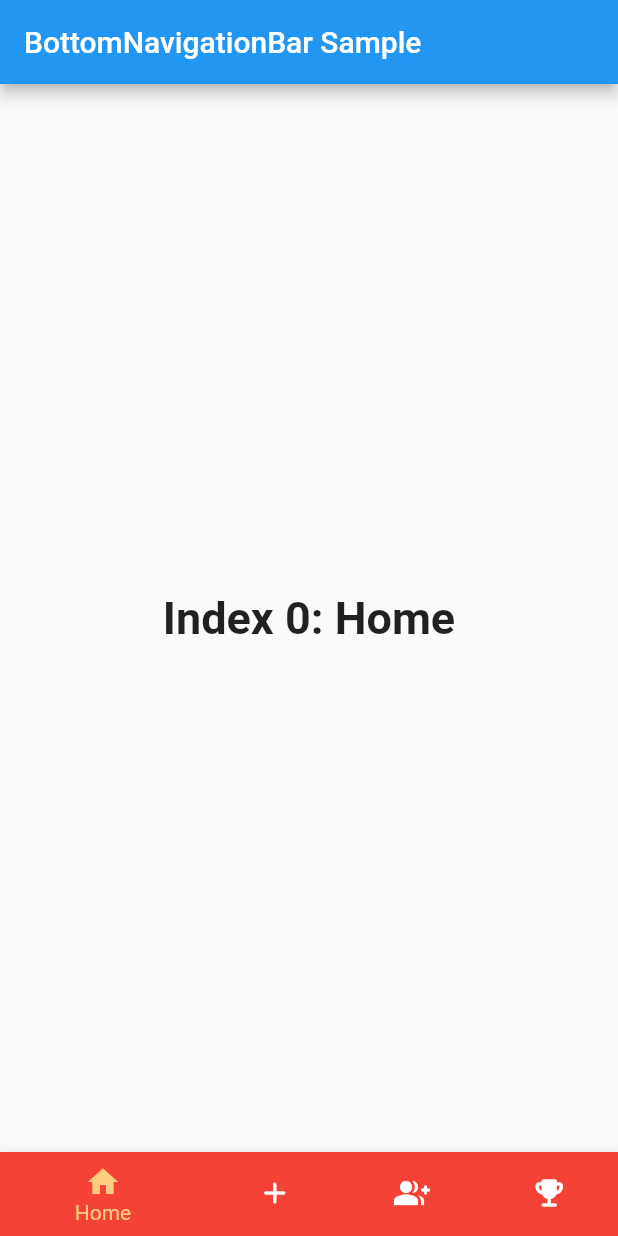
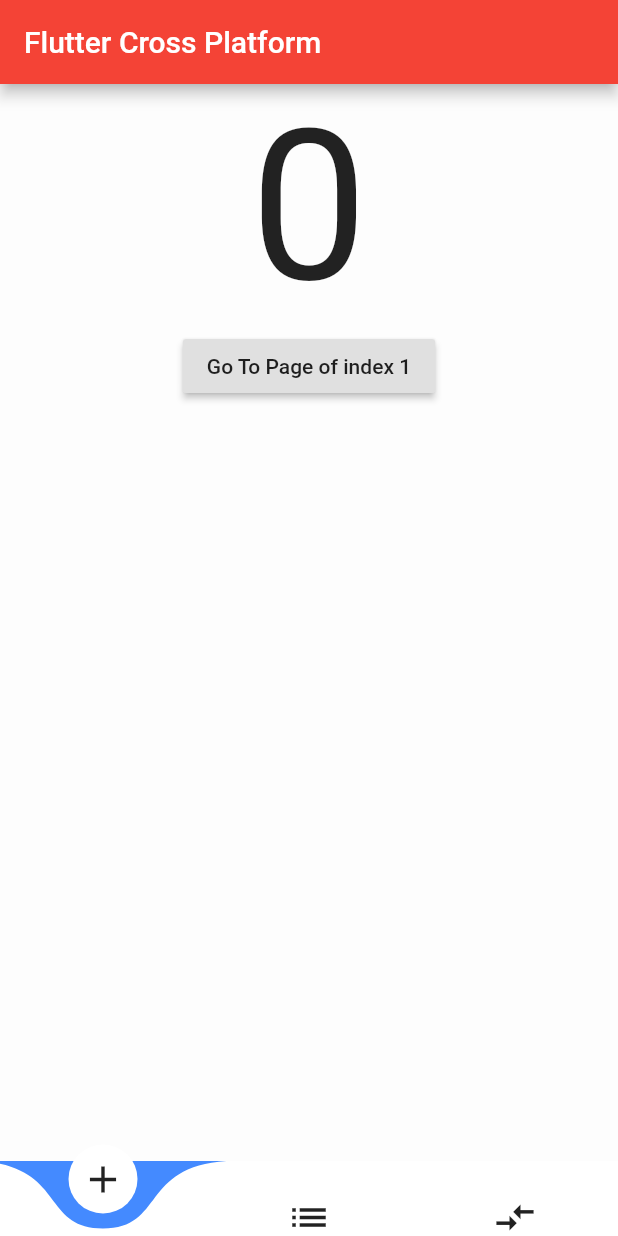
Before and after one commit to msd19tomatina/tomatina_cross_plattform, a Flutter app: the screen it shows after launch, on a phone screen of 412 x 824 dp. Run offline on Flutter 3.47's test engine with Material 2 defaults, Android fonts, the phone set to English and light mode, and no system bars; drawn by our look-alikes of curved_navigation_bar.

Commit message:
change to curved bottom navigation bar testing layout

```diff
--- a/lib/main.dart
+++ b/lib/main.dart
@@ -1,105 +1,81 @@
-/// Flutter code sample for BottomNavigationBar
-
-// This example shows a [BottomNavigationBar] as it is used within a [Scaffold]
-// widget. The [BottomNavigationBar] has three [BottomNavigationBarItem]
-// widgets and the [currentIndex] is set to index 0. The selected item is
-// amber. The `_onItemTapped` function changes the selected item's index
-// and displays a corresponding message in the center of the [Scaffold].
-//
-// ![A scaffold with a bottom navigation bar containing three bottom navigation
-// bar items. The first one is selected.](https://flutter.github.io/assets-for-api-docs/assets/material/bottom_navigation_bar.png)
-
+import 'package:curved_navigation_bar/curved_navigation_bar.dart';
 import 'package:flutter/material.dart';
 
 void main() => runApp(MyApp());
 
-/// This is the main application widget.
 class MyApp extends StatelessWidget {
-  static const String _title = 'Flutter Code Sample';
-
+  // This widget is the root of your application.
   @override
   Widget build(BuildContext context) {
     return MaterialApp(
-      title: _title,
-      home: MyStatefulWidget(),
+      title: 'Tomatina',
+      debugShowCheckedModeBanner: false,
+      theme: ThemeData(
+        primarySwatch: Colors.red,
+      ),
+      home: MyHomePage(title: 'Flutter Cross Platform'),
     );
   }
 }
 
-/// This is the stateful widget that the main application instantiates.
-class MyStatefulWidget extends StatefulWidget {
-  MyStatefulWidget({Key key}) : super(key: key);
+class MyHomePage extends StatefulWidget {
+  MyHomePage({Key key, this.title}) : super(key: key);
+
+  final String title;
 
   @override
-  _MyStatefulWidgetState createState() => _MyStatefulWidgetState();
+  _MyHomePageState createState() => _MyHomePageState();
 }
 
-/// This is the private State class that goes with MyStatefulWidget.
-class _MyStatefulWidgetState extends State<MyStatefulWidget> {
-  int _selectedIndex = 0;
-  static const TextStyle optionStyle =
-  TextStyle(fontSize: 30, fontWeight: FontWeight.bold);
-  static const List<Widget> _widgetOptions = <Widget>[
-    Text(
-      'Index 0: Home',
-      style: optionStyle,
-    ),
-    Text(
-      'Index 1: Create',
-      style: optionStyle,
-    ),
-    Text(
-      'Index 2: Join',
-      style: optionStyle,
-    ),
-    Text(
-      'Index 3: HighScores',
-      style: optionStyle,
-    ),
-  ];
-
-  void _onItemTapped(int index) {
-    setState(() {
-      _selectedIndex = index;
-    });
-  }
+class _MyHomePageState extends State<MyHomePage> {
+  int _page = 0;
+  GlobalKey _bottomNavigationKey = GlobalKey();
 
   @override
   Widget build(BuildContext context) {
     return Scaffold(
       appBar: AppBar(
-        title: const Text('BottomNavigationBar Sample'),
+        title: Text(widget.title),
       ),
-      body: Center(
-        child: _widgetOptions.elementAt(_selectedIndex),
+      bottomNavigationBar: CurvedNavigationBar(
+        key: _bottomNavigationKey,
+        index: 0,
+        height: 50.0,
+        items: <Widget>[
+          Icon(Icons.add, size: 30),
+          Icon(Icons.list, size: 30),
+          Icon(Icons.compare_arrows, size: 30),
+
+        ],
+        color: Colors.white,
+        buttonBackgroundColor: Colors.white,
+        backgroundColor: Colors.blueAccent,
+        animationCurve: Curves.easeInOut,
+        animationDuration: Duration(milliseconds: 600),
+        onTap: (index) {
+          setState(() {
+            _page = index;
+          });
+        },
       ),
-      bottomNavigationBar: BottomNavigationBar(
-
-        items: const <BottomNavigationBarItem>[
-
-          BottomNavigationBarItem(
-            icon: Icon(Icons.home),
-            label: 'Home',
-            backgroundColor: Colors.red,
+      body: Container(
+        color: Colors.white60,
+        child: Center(
+          child: Column(
+            children: <Widget>[
+              Text(_page.toString(), textScaleFactor: 10.0),
+              RaisedButton(
+                child: Text('Go To Page of index 1'),
+                onPressed: () {
+                  //Page change using state does the same as clicking index 1 navigation button
+                  final CurvedNavigationBarState navBarState =
+                      _bottomNavigationKey.currentState;
+                  navBarState.setPage(1);
+                },
+              ),
+            ],
           ),
-          BottomNavigationBarItem(
-            icon: Icon(Icons.add_rounded),
-            label: 'Create',
-          ),
-          BottomNavigationBarItem(
-            icon: Icon(Icons.group_add_rounded),
-            label: 'Join',
-          ),
-          BottomNavigationBarItem(
-            icon: Icon(Icons.emoji_events_rounded),
-            label: 'Highscores',
-          ),
-        ],
-        currentIndex: _selectedIndex,
-
-
-        selectedItemColor: Colors.orange[200],
-        onTap: _onItemTapped,
+        ),
       ),
     );
   }
--- a/pubspec.yaml
+++ b/pubspec.yaml
@@ -24,7 +24,7 @@ dependencies:
   flutter:
     sdk: flutter
 
-
+  curved_navigation_bar: ^0.3.1 #latest version
   # The following adds the Cupertino Icons font to your application.
   # Use with the CupertinoIcons class for iOS style icons.
   cupertino_icons: ^1.0.0
```
Also changed, not shown: pubspec.lock, 2 other files.
